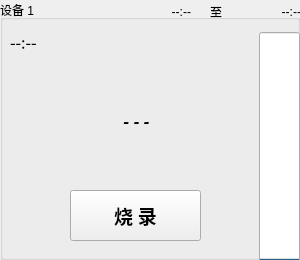
This is Node-Fab/Node-Fab/programwid.ui in ChinaClever/ScalePoint as Qt 5 draws it before an edit. The edited form follows.
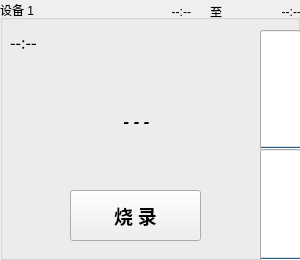
This is the edited form.

Patch:
```diff
--- a/Node-Fab/Node-Fab/programwid.ui
+++ b/Node-Fab/Node-Fab/programwid.ui
@@ -58,16 +58,16 @@
        <string>烧 录</string>
       </property>
      </widget>
-     <widget class="QProgressBar" name="progressBar">
+     <widget class="QProgressBar" name="progressBar_1">
       <property name="enabled">
        <bool>true</bool>
       </property>
       <property name="geometry">
        <rect>
-        <x>259</x>
-        <y>32</y>
+        <x>260</x>
+        <y>149</y>
         <width>41</width>
-        <height>231</height>
+        <height>113</height>
        </rect>
       </property>
       <property name="styleSheet">
@@ -181,6 +181,45 @@
        <string>至</string>
       </property>
      </widget>
+     <widget class="QProgressBar" name="progressBar_2">
+      <property name="enabled">
+       <bool>true</bool>
+      </property>
+      <property name="geometry">
+       <rect>
+        <x>260</x>
+        <y>30</y>
+        <width>41</width>
+        <height>121</height>
+       </rect>
+      </property>
+      <property name="styleSheet">
+       <string notr="true"/>
+      </property>
+      <property name="maximum">
+       <number>100</number>
+      </property>
+      <property name="value">
+       <number>0</number>
+      </property>
+      <property name="textVisible">
+       <bool>false</bool>
+      </property>
+      <property name="orientation">
+       <enum>Qt::Vertical</enum>
+      </property>
+      <property name="textDirection">
+       <enum>QProgressBar::TopToBottom</enum>
+      </property>
+     </widget>
+     <zorder>startBtn</zorder>
+     <zorder>startLab</zorder>
+     <zorder>endLab</zorder>
+     <zorder>statusLab</zorder>
+     <zorder>devLab</zorder>
+     <zorder>label</zorder>
+     <zorder>progressBar_2</zorder>
+     <zorder>progressBar_1</zorder>
     </widget>
    </item>
   </layout>
```
